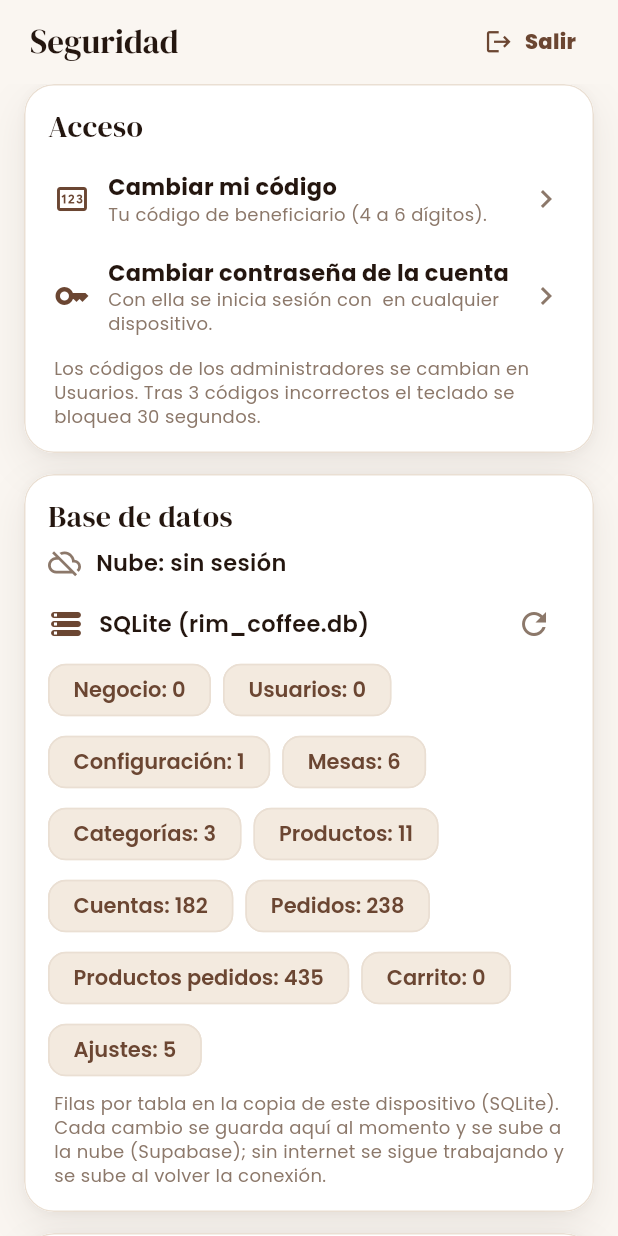
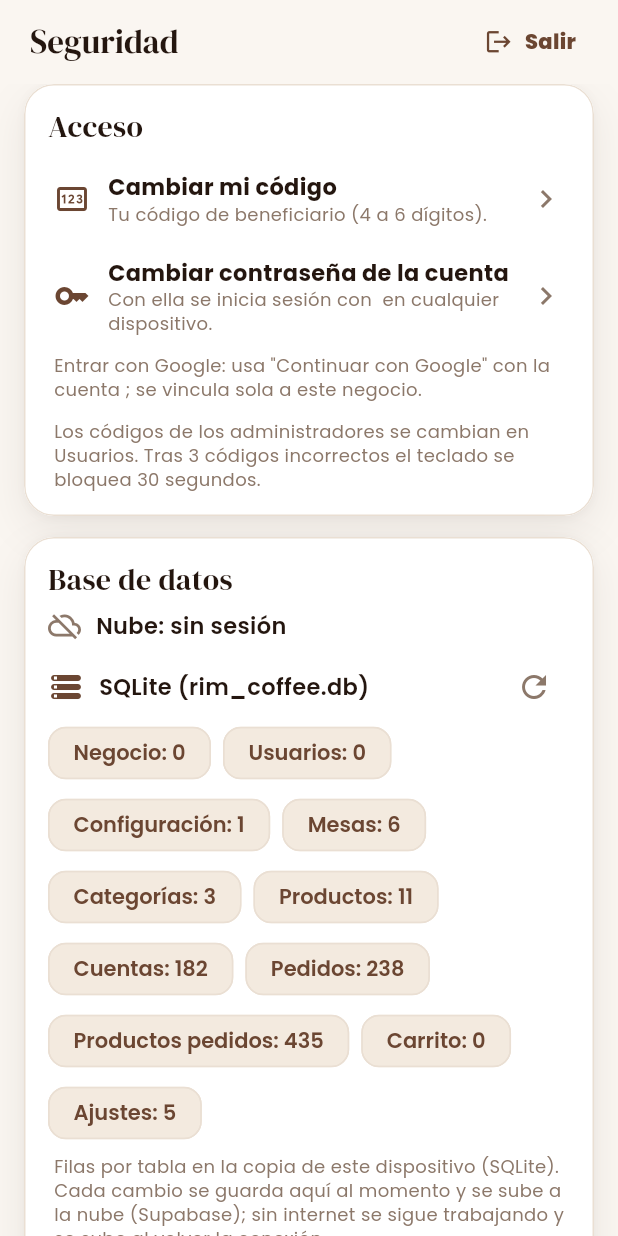
Before and after one commit to Ilewelyn/Rim-Coffe, a Flutter app: the SeguridadScreen screen opened directly, on a phone screen of 412 x 824 dp. Run offline on Flutter 3.47's test engine with Material 3 defaults, Android fonts, the phone set to English and light mode, and no system bars; our stand-ins replace google_sign_in, image_picker, shared_preferences, sqflite, supabase_flutter; accounts and stored records are empty.

Commit message:
Activar inicio con Google en la nube (ID de cliente web)
Co-Authored-By: Claude Opus 5.5 <noreply@anthropic.com>
Claude-Session: https://claude.ai/code/session_01QX2dUe9Mq23Ss6yF5dcY56

```diff
--- a/lib/core/nube/nube_config.dart
+++ b/lib/core/nube/nube_config.dart
@@ -12,5 +12,6 @@ class NubeConfig {
 
   /// ID de cliente de Google tipo "Aplicación web" (Google Cloud). Hace
   /// falta para entrar con Google a la nube. Vacío = Google desactivado.
-  static const String googleWebClientId = '';
+  static const String googleWebClientId =
+      '1097443644220-7oc5ibnfc4ngue22k7b31a2ipohdpuk1.apps.googleusercontent.com';
 }
```
